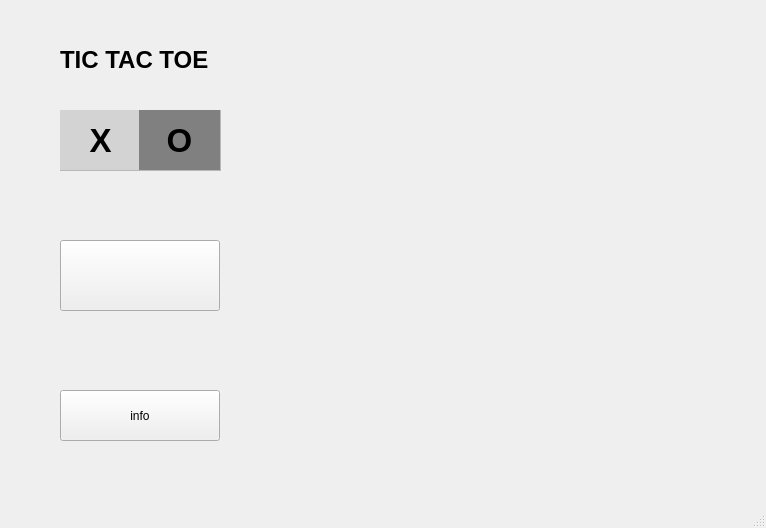
The window that mainwindow.ui (sshlgttn/QTticTacToe) describes before a commit, drawn with Qt 5.
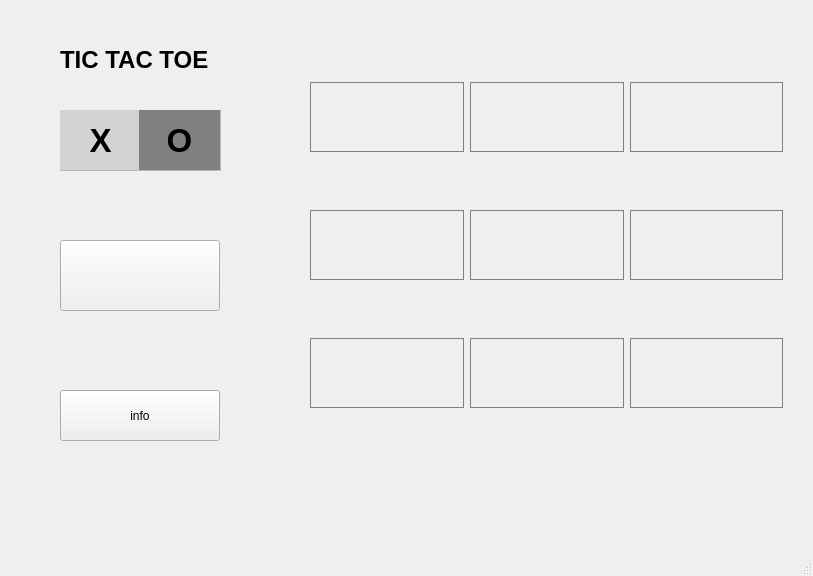
The same window after the commit.

The edit to the form file:
```diff
--- a/mainwindow.ui
+++ b/mainwindow.ui
@@ -6,8 +6,8 @@
    <rect>
     <x>0</x>
     <y>0</y>
-    <width>766</width>
-    <height>528</height>
+    <width>813</width>
+    <height>576</height>
    </rect>
   </property>
   <property name="windowTitle">
@@ -39,72 +39,199 @@
      <rect>
       <x>310</x>
       <y>30</y>
-      <width>431</width>
+      <width>473</width>
       <height>431</height>
      </rect>
     </property>
     <layout class="QGridLayout" name="gameLayout">
-     <item row="1" column="0">
-      <widget class="QLabel" name="label_4">
+     <item row="1" column="5">
+      <widget class="QPushButton" name="field_6">
+       <property name="font">
+        <font>
+         <pointsize>45</pointsize>
+         <bold>true</bold>
+        </font>
+       </property>
+       <property name="styleSheet">
+        <string notr="true">border-style:solid;
+border-width: 1px;
+border-color:gray</string>
+       </property>
        <property name="text">
         <string/>
        </property>
+       <property name="flat">
+        <bool>true</bool>
+       </property>
       </widget>
      </item>
-     <item row="0" column="2">
-      <widget class="QLabel" name="label_3">
+     <item row="0" column="3">
+      <widget class="QPushButton" name="field_1">
+       <property name="font">
+        <font>
+         <pointsize>45</pointsize>
+         <bold>true</bold>
+        </font>
+       </property>
+       <property name="styleSheet">
+        <string notr="true">border-style:solid;
+border-width: 1px;
+border-color:gray;
+</string>
+       </property>
        <property name="text">
         <string/>
        </property>
+       <property name="flat">
+        <bool>true</bool>
+       </property>
       </widget>
      </item>
-     <item row="0" column="1">
-      <widget class="QLabel" name="label_2">
+     <item row="1" column="4">
+      <widget class="QPushButton" name="field_5">
+       <property name="font">
+        <font>
+         <pointsize>45</pointsize>
+         <bold>true</bold>
+        </font>
+       </property>
+       <property name="styleSheet">
+        <string notr="true">border-style:solid;
+border-width: 1px;
+border-color:gray</string>
+       </property>
        <property name="text">
         <string/>
        </property>
+       <property name="flat">
+        <bool>true</bool>
+       </property>
       </widget>
      </item>
-     <item row="0" column="0">
-      <widget class="QLabel" name="label_1">
+     <item row="0" column="5">
+      <widget class="QPushButton" name="field_3">
+       <property name="font">
+        <font>
+         <pointsize>45</pointsize>
+         <bold>true</bold>
+        </font>
+       </property>
+       <property name="styleSheet">
+        <string notr="true">border-style:solid;
+border-width: 1px;
+border-color:gray</string>
+       </property>
        <property name="text">
         <string/>
        </property>
+       <property name="flat">
+        <bool>true</bool>
+       </property>
       </widget>
      </item>
-     <item row="2" column="0">
-      <widget class="QLabel" name="label_7">
+     <item row="0" column="4">
+      <widget class="QPushButton" name="field_2">
+       <property name="font">
+        <font>
+         <pointsize>45</pointsize>
+         <bold>true</bold>
+        </font>
+       </property>
+       <property name="styleSheet">
+        <string notr="true">border-style:solid;
+border-width: 1px;
+border-color:gray</string>
+       </property>
        <property name="text">
         <string/>
        </property>
+       <property name="flat">
+        <bool>true</bool>
+       </property>
       </widget>
      </item>
-     <item row="1" column="1">
-      <widget class="QLabel" name="label_5">
+     <item row="1" column="3">
+      <widget class="QPushButton" name="field_4">
+       <property name="font">
+        <font>
+         <pointsize>45</pointsize>
+         <bold>true</bold>
+        </font>
+       </property>
+       <property name="styleSheet">
+        <string notr="true">border-style:solid;
+border-width: 1px;
+border-color:gray</string>
+       </property>
        <property name="text">
         <string/>
        </property>
+       <property name="flat">
+        <bool>true</bool>
+       </property>
       </widget>
      </item>
-     <item row="1" column="2">
-      <widget class="QLabel" name="label_6">
+     <item row="2" column="3">
+      <widget class="QPushButton" name="field_7">
+       <property name="font">
+        <font>
+         <pointsize>45</pointsize>
+         <bold>true</bold>
+        </font>
+       </property>
+       <property name="styleSheet">
+        <string notr="true">border-style:solid;
+border-width: 1px;
+border-color:gray</string>
+       </property>
        <property name="text">
         <string/>
        </property>
+       <property name="flat">
+        <bool>true</bool>
+       </property>
       </widget>
      </item>
-     <item row="2" column="1">
-      <widget class="QLabel" name="label_8">
+     <item row="2" column="4">
+      <widget class="QPushButton" name="field_8">
+       <property name="font">
+        <font>
+         <pointsize>45</pointsize>
+         <bold>true</bold>
+        </font>
+       </property>
+       <property name="styleSheet">
+        <string notr="true">border-style:solid;
+border-width: 1px;
+border-color:gray</string>
+       </property>
        <property name="text">
         <string/>
        </property>
+       <property name="flat">
+        <bool>true</bool>
+       </property>
       </widget>
      </item>
-     <item row="2" column="2">
-      <widget class="QLabel" name="label_9">
+     <item row="2" column="5">
+      <widget class="QPushButton" name="field_9">
+       <property name="font">
+        <font>
+         <pointsize>45</pointsize>
+         <bold>true</bold>
+        </font>
+       </property>
+       <property name="styleSheet">
+        <string notr="true">border-style:solid;
+border-width: 1px;
+border-color:gray</string>
+       </property>
        <property name="text">
         <string/>
        </property>
+       <property name="flat">
+        <bool>true</bool>
+       </property>
       </widget>
      </item>
     </layout>
```
Left out of the diff: 2 changed lines with no effect on the pictures.
